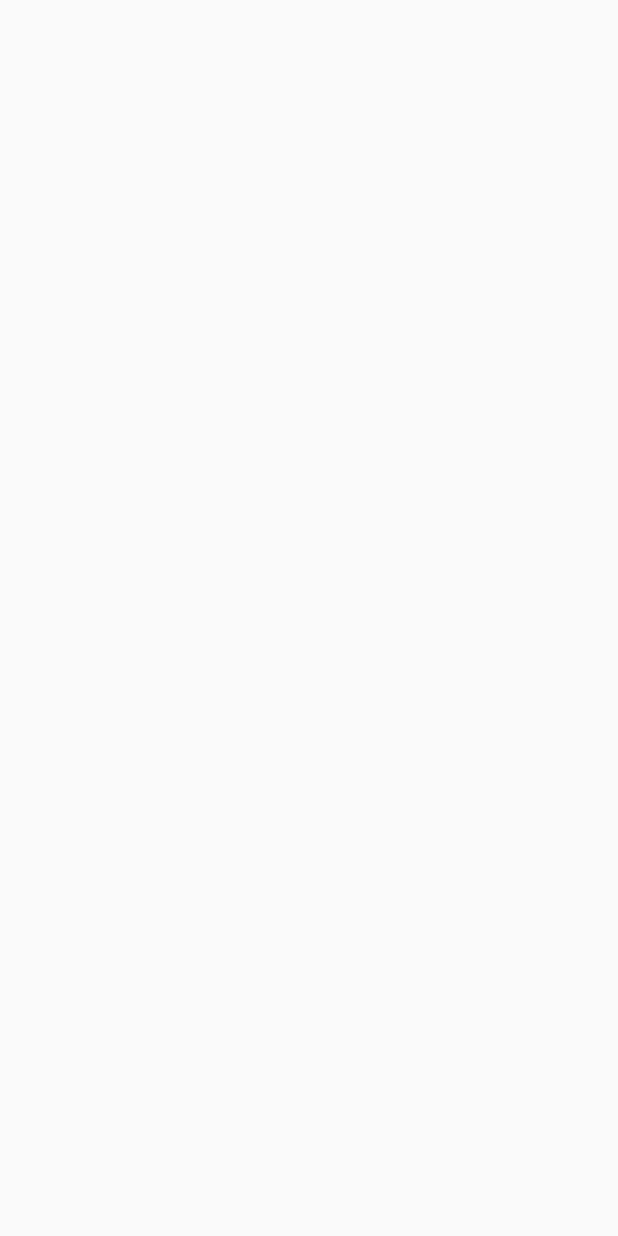
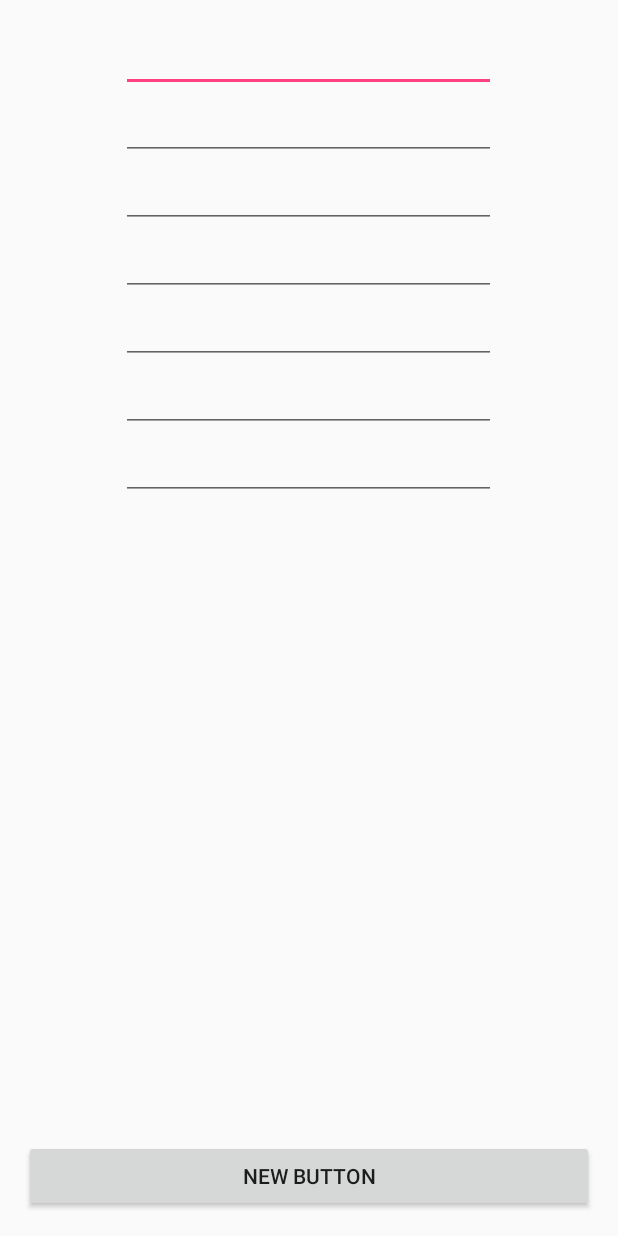
Before and after one commit to toeynutdanai/BlackSheepToy, an Android app: the SignUpActivity screen opened directly, with no data from a screen before it, on a phone screen of 412 x 824 dp. Before the commit the screen is empty. Run offline under Robolectric (Android 15) with nearby library versions, the phone set to English and light mode, and no system bars.

```diff
--- a/app/src/main/java/kmutnb/ratchaphol/natthawut/natdanai/blacksheeptoy/SignUpActivity.java
+++ b/app/src/main/java/kmutnb/ratchaphol/natthawut/natdanai/blacksheeptoy/SignUpActivity.java
@@ -2,12 +2,44 @@ package kmutnb.ratchaphol.natthawut.natdanai.blacksheeptoy;
 
 import android.support.v7.app.AppCompatActivity;
 import android.os.Bundle;
+import android.widget.Button;
+import android.widget.EditText;
 
 public class SignUpActivity extends AppCompatActivity {
+
+
+    //Explicit
+
+    private EditText nameEditText, surnameEditText, idCardEditText,
+            userEditText, passwordEditText, emailEditText, phoneEditText;
+
+    private Button registerButton;
+    private String nameString, surnameString, idCardString,
+            userString, passwordString, emailString, phoneString;
 
     @Override
     protected void onCreate(Bundle savedInstanceState) {
         super.onCreate(savedInstanceState);
         setContentView(R.layout.activity_sign_up);
-    }
-}
+
+        //BindWidget
+        bindWidget();
+
+
+    }//Main Method
+
+    private void bindWidget() {
+
+        nameEditText = (EditText) findViewById(R.id.edtName);
+        surnameEditText = (EditText) findViewById(R.id.edtSurname);
+        idCardEditText = (EditText) findViewById(R.id.edtIDcard);
+        userEditText = (EditText) findViewById(R.id.edtUser);
+        passwordEditText = (EditText) findViewById(R.id.edtPassword);
+        emailEditText = (EditText) findViewById(R.id.edtEmail);
+        phoneEditText = (EditText) findViewById(R.id.edtPhone);
+        registerButton = (Button) findViewById(R.id.btnRegister);
+
+
+    } //bindWidget
+
+}//Main Class
--- a/app/src/main/res/layout/activity_sign_up.xml
+++ b/app/src/main/res/layout/activity_sign_up.xml
@@ -9,4 +9,52 @@
     android:paddingTop="@dimen/activity_vertical_margin"
     tools:context="kmutnb.ratchaphol.natthawut.natdanai.blacksheeptoy.SignUpActivity">
 
+    <LinearLayout
+        android:orientation="vertical"
+        android:layout_width="@dimen/edit"
+        android:layout_height="wrap_content"
+        android:layout_centerHorizontal="true">
+
+        <EditText
+            android:layout_width="match_parent"
+            android:layout_height="wrap_content"
+            android:id="@+id/edtName" />
+
+        <EditText
+            android:layout_width="match_parent"
+            android:layout_height="wrap_content"
+            android:id="@+id/edtSurname" />
+
+        <EditText
+            android:layout_width="match_parent"
+            android:layout_height="wrap_content"
+            android:id="@+id/edtIDcard" />
+
+        <EditText
+            android:layout_width="match_parent"
+            android:layout_height="wrap_content"
+            android:id="@+id/edtUser" />
+
+        <EditText
+            android:layout_width="match_parent"
+            android:layout_height="wrap_content"
+            android:id="@+id/edtPassword" />
+
+        <EditText
+            android:layout_width="match_parent"
+            android:layout_height="wrap_content"
+            android:id="@+id/edtEmail" />
+
+        <EditText
+            android:layout_width="match_parent"
+            android:layout_height="wrap_content"
+            android:id="@+id/edtPhone" />
+    </LinearLayout>
+
+    <Button
+        android:layout_width="match_parent"
+        android:layout_height="wrap_content"
+        android:text="New Button"
+        android:id="@+id/btnRegister"
+        android:layout_alignParentBottom="true" />
 </RelativeLayout>
```
